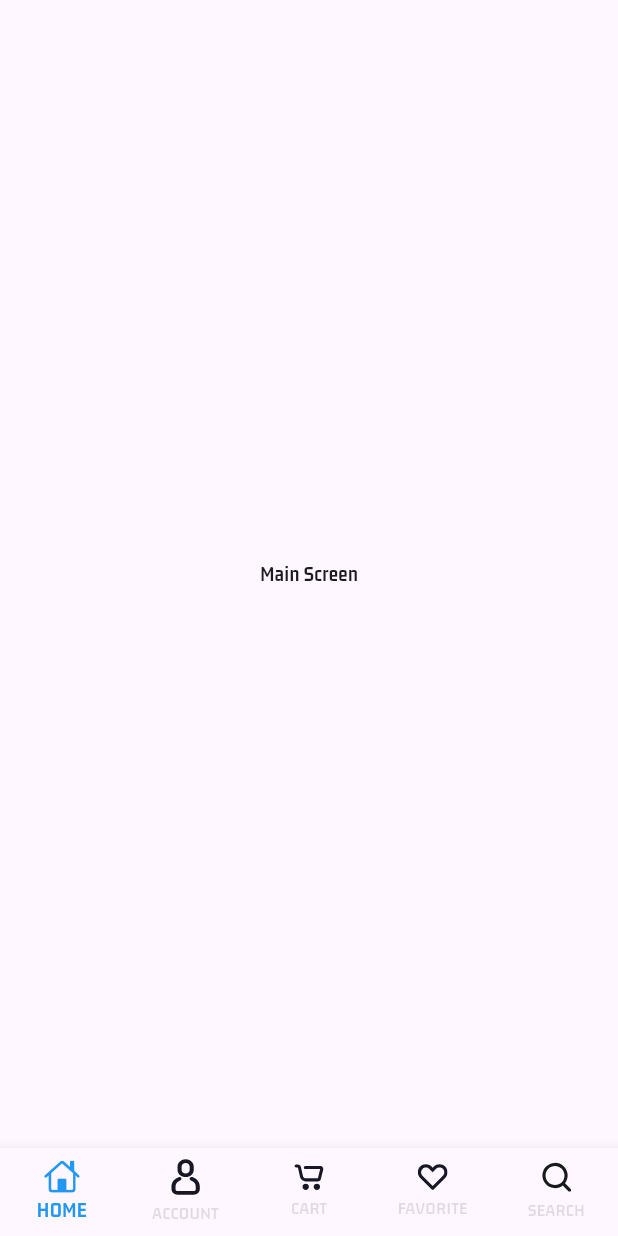
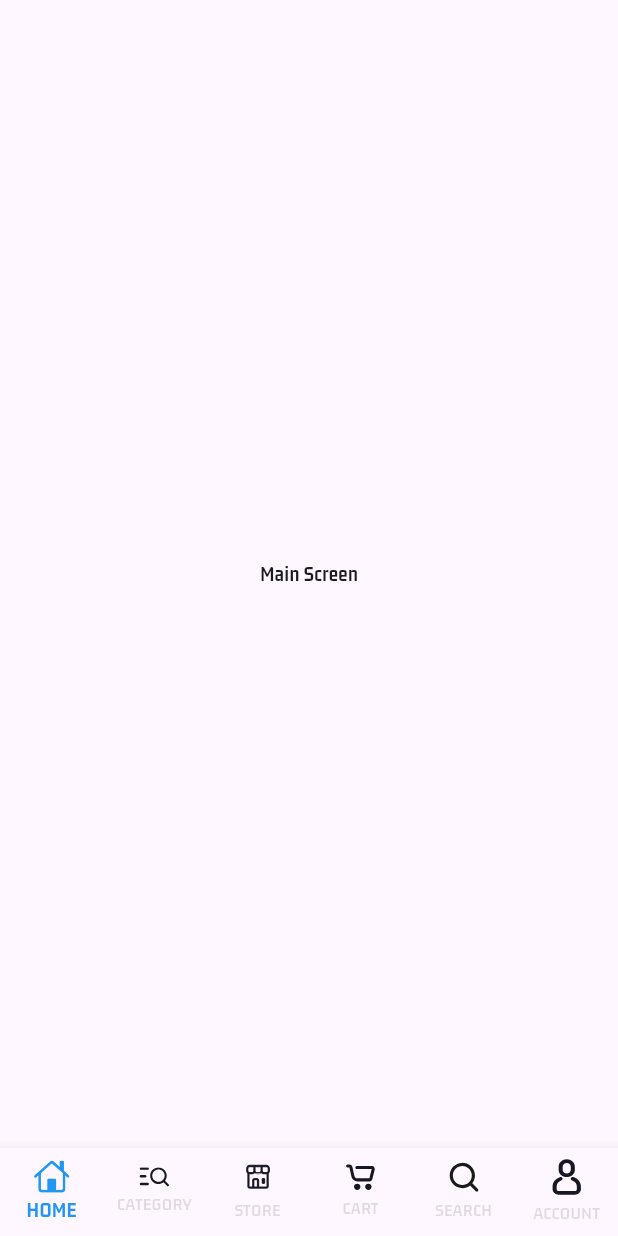
Before and after one commit to TaiNgonheng/MultiStore-Firebase, a Flutter app: the screen it shows after launch, on a phone screen of 412 x 824 dp. Run offline on Flutter 3.47's test engine with Material 3 defaults, Android fonts, the phone set to English and light mode, and no system bars; our stand-ins replace flutter_svg.

Commit message:
put all the icon to Bottom Navigation

```diff
--- a/lib/views/buyers/main_screen.dart
+++ b/lib/views/buyers/main_screen.dart
@@ -28,10 +28,12 @@ class _MainScreenState extends State<MainScreen> {
         selectedItemColor: Colors.blue,
         items: [
           BottomNavigationBarItem(icon: Icon(CupertinoIcons.home),label: 'HOME'),
+          BottomNavigationBarItem(icon: SvgPicture.asset('assets/icons/explore.svg',width: 20,),label: 'CATEGORY'),
+          BottomNavigationBarItem(icon: SvgPicture.asset('assets/icons/shop.svg',width: 20,),label: 'STORE'),
+          BottomNavigationBarItem(icon: SvgPicture.asset('assets/icons/cart.svg',width: 20,),label: 'CART'),
+          BottomNavigationBarItem(icon: SvgPicture.asset('assets/icons/search.svg',width: 20,),label: 'SEARCH'),
           BottomNavigationBarItem(icon: SvgPicture.asset('assets/icons/account.svg',width: 20,),label: 'ACCOUNT'),
-          BottomNavigationBarItem(icon: SvgPicture.asset('assets/icons/cart.svg',width: 20,),label: 'CART'),
-          BottomNavigationBarItem(icon: SvgPicture.asset('assets/icons/favorite.svg',width: 20,),label: 'FAVORITE'),
-          BottomNavigationBarItem(icon: SvgPicture.asset('assets/icons/search.svg',width: 20,),label: 'SEARCH'),
+
         ],
       ),
     );
```
